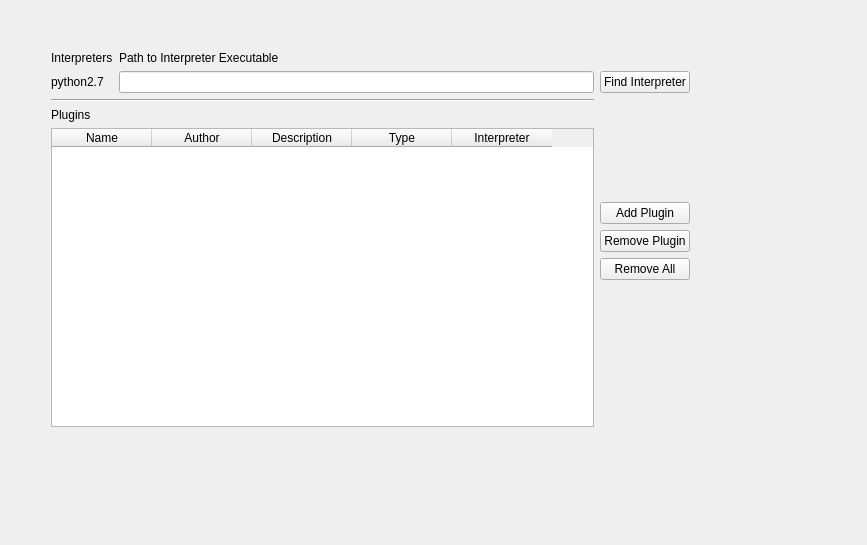
Qt form src/Sigil/Form_Files/PPluginWidget.ui (Sigil-Ebook/Sigil) before a commit.
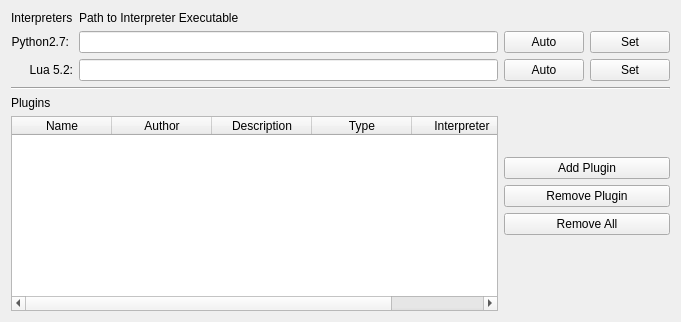
The same form after that commit.

```diff
--- a/src/Sigil/Form_Files/PPluginWidget.ui
+++ b/src/Sigil/Form_Files/PPluginWidget.ui
@@ -6,135 +6,30 @@
    <rect>
     <x>0</x>
     <y>0</y>
-    <width>867</width>
-    <height>545</height>
+    <width>681</width>
+    <height>322</height>
    </rect>
   </property>
   <property name="windowTitle">
    <string>Plugins</string>
   </property>
-  <widget class="QWidget" name="layoutWidget">
-   <property name="geometry">
-    <rect>
-     <x>40</x>
-     <y>40</y>
-     <width>661</width>
-     <height>398</height>
-    </rect>
-   </property>
-   <layout class="QGridLayout" name="gridLayout" rowstretch="0,0,0,0,0,0,0,0,0,0,0,0" columnstretch="0,0,0">
-    <property name="sizeConstraint">
-     <enum>QLayout::SetDefaultConstraint</enum>
-    </property>
-    <property name="spacing">
-     <number>-1</number>
-    </property>
-    <item row="4" column="0">
-     <widget class="QLabel" name="label">
-      <property name="text">
-       <string>Plugins</string>
-      </property>
-     </widget>
-    </item>
-    <item row="0" column="0">
-     <widget class="QLabel" name="lblEngine">
-      <property name="sizePolicy">
-       <sizepolicy hsizetype="Maximum" vsizetype="Maximum">
-        <horstretch>0</horstretch>
-        <verstretch>0</verstretch>
-       </sizepolicy>
-      </property>
-      <property name="text">
-       <string>Interpreters</string>
-      </property>
-      <property name="alignment">
-       <set>Qt::AlignBottom|Qt::AlignLeading|Qt::AlignLeft</set>
-      </property>
-     </widget>
-    </item>
-    <item row="8" column="2">
-     <widget class="QPushButton" name="removeButton">
-      <property name="text">
-       <string>Remove Plugin</string>
-      </property>
-     </widget>
-    </item>
-    <item row="7" column="2">
-     <widget class="QPushButton" name="addButton">
-      <property name="sizePolicy">
-       <sizepolicy hsizetype="Minimum" vsizetype="Fixed">
-        <horstretch>0</horstretch>
-        <verstretch>0</verstretch>
-       </sizepolicy>
-      </property>
-      <property name="text">
-       <string>Add Plugin</string>
-      </property>
-     </widget>
-    </item>
-    <item row="2" column="1">
-     <widget class="QLineEdit" name="editPath1">
-      <property name="sizePolicy">
-       <sizepolicy hsizetype="Expanding" vsizetype="Fixed">
-        <horstretch>3</horstretch>
-        <verstretch>0</verstretch>
-       </sizepolicy>
-      </property>
-      <property name="text">
-       <string/>
-      </property>
-     </widget>
-    </item>
-    <item row="0" column="1">
-     <widget class="QLabel" name="lblPath">
-      <property name="sizePolicy">
-       <sizepolicy hsizetype="Maximum" vsizetype="Maximum">
-        <horstretch>0</horstretch>
-        <verstretch>0</verstretch>
-       </sizepolicy>
-      </property>
-      <property name="text">
-       <string>Path to Interpreter Executable</string>
-      </property>
-      <property name="alignment">
-       <set>Qt::AlignBottom|Qt::AlignLeading|Qt::AlignLeft</set>
-      </property>
-     </widget>
-    </item>
-    <item row="2" column="2">
-     <widget class="QPushButton" name="findButton">
-      <property name="text">
-       <string>Find Interpreter</string>
-      </property>
-     </widget>
-    </item>
-    <item row="2" column="0">
-     <widget class="QLabel" name="engine1">
-      <property name="sizePolicy">
-       <sizepolicy hsizetype="Maximum" vsizetype="Maximum">
-        <horstretch>0</horstretch>
-        <verstretch>0</verstretch>
-       </sizepolicy>
-      </property>
-      <property name="text">
-       <string>python2.7</string>
-      </property>
-      <property name="alignment">
-       <set>Qt::AlignBottom|Qt::AlignLeading|Qt::AlignLeft</set>
-      </property>
-     </widget>
-    </item>
+  <layout class="QVBoxLayout" name="verticalLayout">
+   <item>
+    <layout class="QGridLayout" name="gridLayout">
     <item row="6" column="0" rowspan="6" colspan="2">
      <widget class="QTableWidget" name="pluginTable">
       <property name="sizePolicy">
-       <sizepolicy hsizetype="MinimumExpanding" vsizetype="MinimumExpanding">
-        <horstretch>1</horstretch>
+        <sizepolicy hsizetype="Expanding" vsizetype="Expanding">
+         <horstretch>0</horstretch>
         <verstretch>1</verstretch>
        </sizepolicy>
       </property>
       <property name="editTriggers">
        <set>QAbstractItemView::NoEditTriggers</set>
       </property>
+       <property name="alternatingRowColors">
+        <bool>true</bool>
+       </property>
       <property name="selectionMode">
        <enum>QAbstractItemView::SingleSelection</enum>
       </property>
@@ -147,9 +42,6 @@
       <property name="cornerButtonEnabled">
        <bool>true</bool>
       </property>
-      <property name="rowCount">
-       <number>0</number>
-      </property>
       <attribute name="horizontalHeaderCascadingSectionResizes">
        <bool>true</bool>
       </attribute>
@@ -192,13 +84,6 @@
       </column>
      </widget>
     </item>
-    <item row="3" column="0" colspan="2">
-     <widget class="Line" name="line_2">
-      <property name="orientation">
-       <enum>Qt::Horizontal</enum>
-      </property>
-     </widget>
-    </item>
     <item row="9" column="2">
      <widget class="QPushButton" name="removeAllButton">
       <property name="text">
@@ -206,8 +91,149 @@
       </property>
      </widget>
     </item>
-   </layout>
-  </widget>
+     <item row="4" column="0">
+      <widget class="QLabel" name="label">
+       <property name="text">
+        <string>Plugins</string>
+       </property>
+      </widget>
+     </item>
+     <item row="8" column="2">
+      <widget class="QPushButton" name="removeButton">
+       <property name="text">
+        <string>Remove Plugin</string>
+       </property>
+      </widget>
+     </item>
+     <item row="0" column="0">
+      <widget class="QLabel" name="lblEngine">
+       <property name="text">
+        <string>Interpreters</string>
+       </property>
+      </widget>
+     </item>
+     <item row="7" column="2">
+      <widget class="QPushButton" name="addButton">
+       <property name="text">
+        <string>Add Plugin</string>
+       </property>
+      </widget>
+     </item>
+     <item row="0" column="1">
+      <widget class="QLabel" name="lblPath">
+       <property name="text">
+        <string>Path to Interpreter Executable</string>
+       </property>
+      </widget>
+     </item>
+     <item row="1" column="0">
+      <widget class="QLabel" name="enginePy27">
+       <property name="sizePolicy">
+        <sizepolicy hsizetype="Maximum" vsizetype="Maximum">
+         <horstretch>0</horstretch>
+         <verstretch>0</verstretch>
+        </sizepolicy>
+       </property>
+       <property name="text">
+        <string>Python2.7:</string>
+       </property>
+       <property name="alignment">
+        <set>Qt::AlignRight|Qt::AlignTrailing|Qt::AlignVCenter</set>
+       </property>
+      </widget>
+     </item>
+     <item row="1" column="1">
+      <widget class="QLineEdit" name="editPathPy27">
+       <property name="text">
+        <string/>
+       </property>
+      </widget>
+     </item>
+     <item row="2" column="0">
+      <widget class="QLabel" name="engineLua52">
+       <property name="text">
+        <string>Lua 5.2:</string>
+       </property>
+       <property name="alignment">
+        <set>Qt::AlignRight|Qt::AlignTrailing|Qt::AlignVCenter</set>
+       </property>
+      </widget>
+     </item>
+     <item row="1" column="2">
+      <layout class="QHBoxLayout" name="horizontalLayout">
+       <item>
+        <widget class="QPushButton" name="Py27Auto">
+         <property name="text">
+          <string>Auto</string>
+         </property>
+        </widget>
+       </item>
+       <item>
+        <widget class="QPushButton" name="Py27Set">
+         <property name="text">
+          <string>Set</string>
+         </property>
+        </widget>
+       </item>
+      </layout>
+     </item>
+     <item row="2" column="1">
+      <widget class="QLineEdit" name="editPathLua52"/>
+     </item>
+     <item row="2" column="2">
+      <layout class="QHBoxLayout" name="horizontalLayout_2">
+       <item>
+        <widget class="QPushButton" name="Lua52Auto">
+         <property name="text">
+          <string>Auto</string>
+         </property>
+        </widget>
+       </item>
+       <item>
+        <widget class="QPushButton" name="Lua52Set">
+         <property name="text">
+          <string>Set</string>
+         </property>
+        </widget>
+       </item>
+      </layout>
+     </item>
+     <item row="3" column="0" colspan="3">
+      <widget class="Line" name="line_2">
+       <property name="orientation">
+        <enum>Qt::Horizontal</enum>
+       </property>
+      </widget>
+     </item>
+     <item row="6" column="2">
+      <spacer name="verticalSpacer">
+       <property name="orientation">
+        <enum>Qt::Vertical</enum>
+       </property>
+       <property name="sizeHint" stdset="0">
+        <size>
+         <width>20</width>
+         <height>40</height>
+        </size>
+       </property>
+      </spacer>
+     </item>
+     <item row="10" column="2">
+      <spacer name="verticalSpacer_2">
+       <property name="orientation">
+        <enum>Qt::Vertical</enum>
+       </property>
+       <property name="sizeHint" stdset="0">
+        <size>
+         <width>20</width>
+         <height>40</height>
+        </size>
+       </property>
+      </spacer>
+     </item>
+    </layout>
+   </item>
+  </layout>
  </widget>
  <layoutdefault spacing="6" margin="11"/>
  <resources/>
```
Lines whose indentation alone changed are shown as unchanged.
